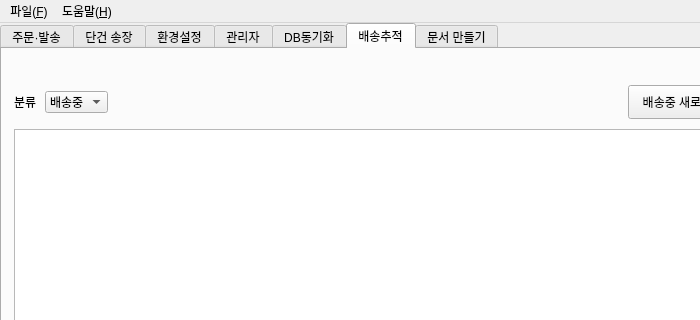
Before: the Qt Designer form ui/main_window.ui in Peanut0711/easy-fulfill, drawn with Qt 5; both pictures show x 0 to 700 and y 0 to 320 of the 880 by 740 pixel window.
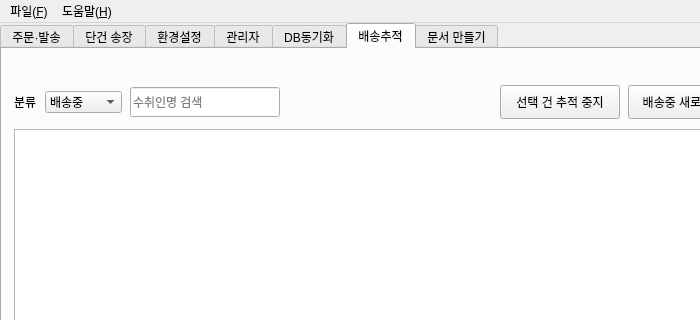
After: the same form once the commit is applied. The open tabs and pages were chosen to show the change.

Commit message:
feat(tracking): 배송추적 수동 관리 기능 추가
배송추적 목록에 수동 중지 및 재개, 상태별 분류와 수취인명 검색을 추가했다.
메모 열만 직접 편집해 공유 시트에 저장하고, 운영 우선순위에 맞춰 표시 열을 재배치했다.

배송추적 UI 검사, 수동 중지 상태 검사, 빠른 엑셀 파서 검사, Python 문법 검사와 git diff --check를 통과했다.

```diff
--- a/ui/main_window.ui
+++ b/ui/main_window.ui
@@ -1426,6 +1426,26 @@
               <string>오늘</string>
              </property>
             </item>
+            <item>
+             <property name="text">
+              <string>추적 중지</string>
+             </property>
+            </item>
+            <item>
+             <property name="text">
+              <string>폐기 후보</string>
+             </property>
+            </item>
+            <item>
+             <property name="text">
+              <string>폐기</string>
+             </property>
+            </item>
+            <item>
+             <property name="text">
+              <string>완료</string>
+             </property>
+            </item>
             <item>
              <property name="text">
               <string>전체</string>
@@ -1433,6 +1453,22 @@
             </item>
            </widget>
           </item>
+          <item>
+           <widget class="QLineEdit" name="lineEdit_tracking_recipient_search">
+            <property name="minimumSize">
+             <size>
+              <width>150</width>
+              <height>30</height>
+             </size>
+            </property>
+            <property name="placeholderText">
+             <string>수취인명 검색</string>
+            </property>
+            <property name="clearButtonEnabled">
+             <bool>true</bool>
+            </property>
+           </widget>
+          </item>
           <item>
            <widget class="QLabel" name="label_tracking_summary">
             <property name="sizePolicy">
@@ -1449,6 +1485,22 @@
             </property>
            </widget>
           </item>
+          <item>
+           <widget class="QPushButton" name="pushButton_tracking_stop_selected">
+            <property name="minimumSize">
+             <size>
+              <width>120</width>
+              <height>34</height>
+             </size>
+            </property>
+            <property name="text">
+             <string>선택 건 추적 중지</string>
+            </property>
+            <property name="toolTip">
+             <string>선택한 송장을 수동 중지합니다. 자동 새로고침과 위험 알림에서 제외됩니다.</string>
+            </property>
+           </widget>
+          </item>
           <item>
            <widget class="QPushButton" name="pushButton_refresh_tracking">
             <property name="minimumSize">
@@ -1498,7 +1550,7 @@
         <item>
          <widget class="QTableWidget" name="tableWidget_tracking">
           <property name="editTriggers">
-           <set>QAbstractItemView::EditTrigger::NoEditTriggers</set>
+           <set>QAbstractItemView::EditTrigger::DoubleClicked</set>
           </property>
           <property name="alternatingRowColors">
            <bool>true</bool>
```
The commit also changes 2 other files.
